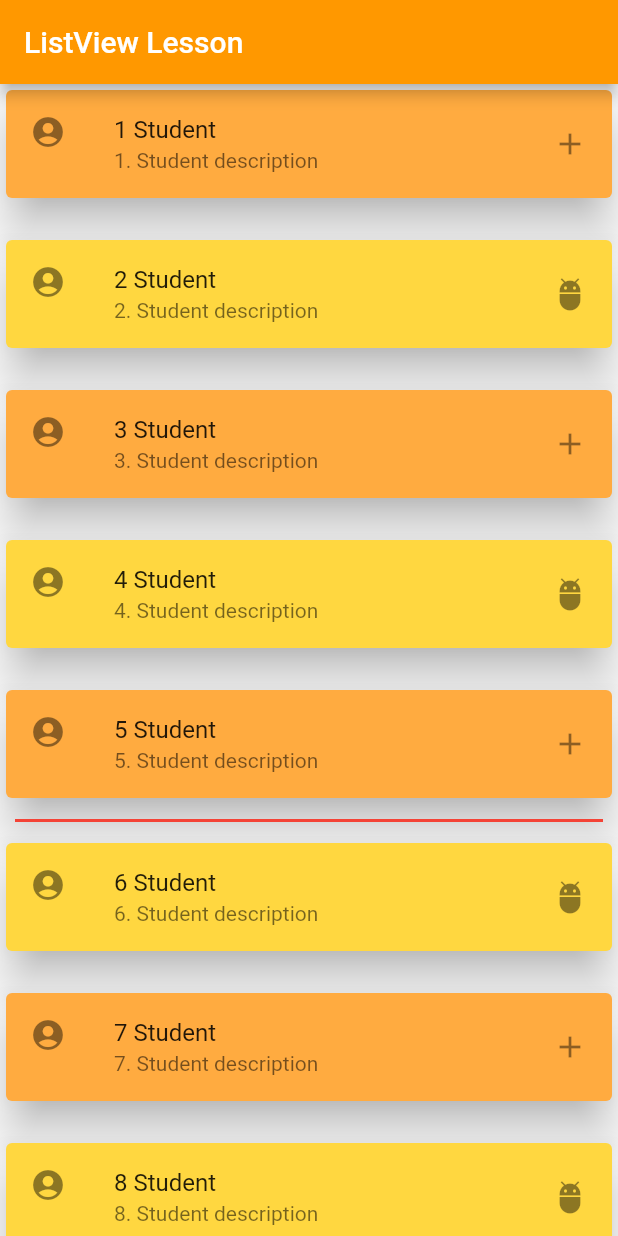
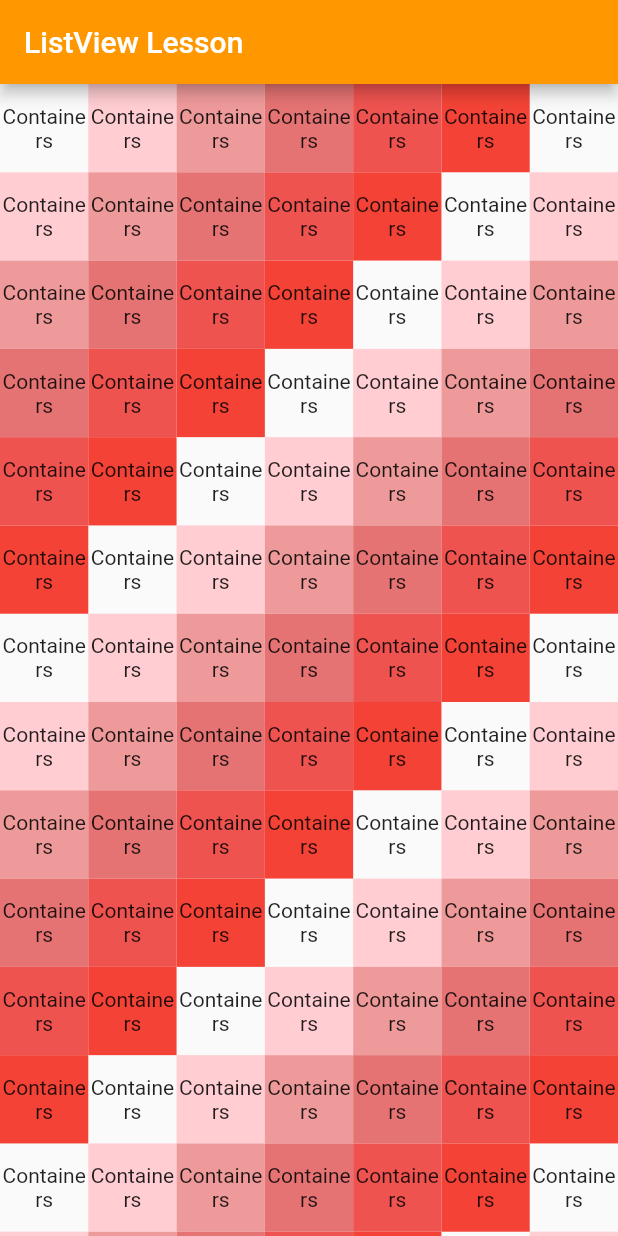
Before and after one commit to erenalpt/flutter-Action-List, a Flutter app: the screen it shows after launch, on a phone screen of 412 x 824 dp. Run offline on Flutter 3.47's test engine with Material 2 defaults, Android fonts, the phone set to English and light mode, and no system bars; our stand-ins replace fluttertoast.

Commit message:
GridView lesson complete

```diff
--- a/lib/main.dart
+++ b/lib/main.dart
@@ -1,5 +1,6 @@
 import 'package:flutter/material.dart';
 import 'package:listeler/ui/action_list.dart';
+import 'package:listeler/ui/gridclass.dart';
 
 void main() {
   runApp(MaterialApp(
@@ -16,6 +17,6 @@ void main() {
             ),
           ),
         ),
-        body: ActionList()),
+        body: GridClassOrnek()),
   ));
 }
--- /dev/null
+++ b/lib/ui/gridclass.dart
@@ -0,0 +1,158 @@
+import 'package:flutter/material.dart';
+
+class GridClassOrnek extends StatelessWidget {
+  @override
+  Widget build(BuildContext context) {
+    // GridView.builder(gridDelegate: null, itemBuilder: null)
+    //Etkin çalışması istenilen bir gridview için kullanılması gerekir.
+
+    return GridView.builder(
+      itemCount: 1000,
+      gridDelegate:
+          SliverGridDelegateWithFixedCrossAxisCount(crossAxisCount: 7),
+      itemBuilder: (BuildContext context, int index) {
+        return Container(
+          alignment: Alignment.center,
+          color: Colors.red[100 * (index % 6)],
+          child: Text(
+            "Containers",
+            textAlign: TextAlign.center,
+          ),
+        );
+      },
+    );
+
+    // return GridView.extent(
+    //   maxCrossAxisExtent: 100, //cross-axis extent 100 GridView.builder
+    //   crossAxisCount: 3, GridView.count
+    //   primary: true,
+    //   reverse: true, Start: End container first. Example: show the new message at the top.
+    //   scrollDirection: Axis.vertical, // horizontal or vertical
+    //   padding: EdgeInsets.all(8),
+    //   crossAxisSpacing: 10,
+    //   mainAxisSpacing: 10,
+    //   children: <Widget>[
+    //     Container(
+    //       alignment: Alignment.center,
+    //       color: Colors.blue.shade200,
+    //       child: Text(
+    //         "I'm Container.",
+    //         textAlign: TextAlign.center,
+    //       ),
+    //     ),
+    //     Container(
+    //       alignment: Alignment.center,
+    //       color: Colors.blue.shade200,
+    //       child: Text(
+    //         "I'm Container.",
+    //         textAlign: TextAlign.center,
+    //       ),
+    //     ),
+    //     Container(
+    //       alignment: Alignment.center,
+    //       color: Colors.blue.shade200,
+    //       child: Text(
+    //         "I'm Container.",
+    //         textAlign: TextAlign.center,
+    //       ),
+    //     ),
+    //     Container(
+    //       alignment: Alignment.center,
+    //       color: Colors.blue.shade200,
+    //       child: Text(
+    //         "I'm Container Bro.",
+    //         textAlign: TextAlign.center,
+    //       ),
+    //     ),
+    //     Container(
+    //       alignment: Alignment.center,
+    //       color: Colors.blue.shade200,
+    //       child: Text(
+    //         "I'm Container.",
+    //         textAlign: TextAlign.center,
+    //       ),
+    //     ),
+    //     Container(
+    //       alignment: Alignment.center,
+    //       color: Colors.blue.shade200,
+    //       child: Text(
+    //         "I'm Container.",
+    //         textAlign: TextAlign.center,
+    //       ),
+    //     ),
+    //     Container(
+    //       alignment: Alignment.center,
+    //       color: Colors.blue.shade200,
+    //       child: Text(
+    //         "I'm Container.",
+    //         textAlign: TextAlign.center,
+    //       ),
+    //     ),
+    //     Container(
+    //       alignment: Alignment.center,
+    //       color: Colors.blue.shade200,
+    //       child: Text(
+    //         "I'm Container.",
+    //         textAlign: TextAlign.center,
+    //       ),
+    //     ),
+    //     Container(
+    //       alignment: Alignment.center,
+    //       color: Colors.blue.shade200,
+    //       child: Text(
+    //         "I'm Container Bro.",
+    //         textAlign: TextAlign.center,
+    //       ),
+    //     ),
+    //     Container(
+    //       alignment: Alignment.center,
+    //       color: Colors.blue.shade200,
+    //       child: Text(
+    //         "I'm Container.",
+    //         textAlign: TextAlign.center,
+    //       ),
+    //     ),
+    //     Container(
+    //       alignment: Alignment.center,
+    //       color: Colors.blue.shade200,
+    //       child: Text(
+    //         "I'm Container.",
+    //         textAlign: TextAlign.center,
+    //       ),
+    //     ),
+    //     Container(
+    //       alignment: Alignment.center,
+    //       color: Colors.blue.shade200,
+    //       child: Text(
+    //         "I'm Container.",
+    //         textAlign: TextAlign.center,
+    //       ),
+    //     ),
+    //     Container(
+    //       alignment: Alignment.center,
+    //       color: Colors.blue.shade200,
+    //       child: Text(
+    //         "I'm Container.",
+    //         textAlign: TextAlign.center,
+    //       ),
+    //     ),
+    //     Container(
+    //       alignment: Alignment.center,
+    //       color: Colors.blue.shade200,
+    //       child: Text(
+    //         "I'm Container Bro.",
+    //         textAlign: TextAlign.center,
+    //       ),
+    //     ),
+    //     Container(
+    //       alignment: Alignment.center,
+    //       color: Colors.blue.shade200,
+    //       child: Text(
+    //         "I'm Container.",
+    //         textAlign: TextAlign.center,
+    //       ),
+    //     ),
+    //   ],
+    // );
+  }
+}
```
